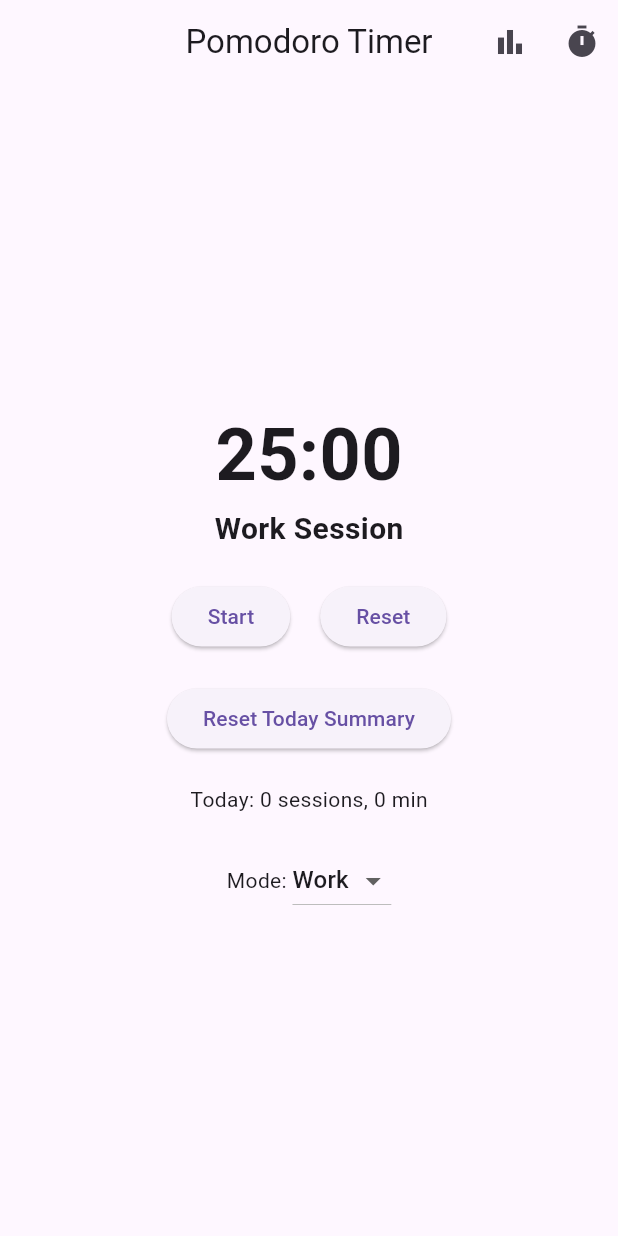
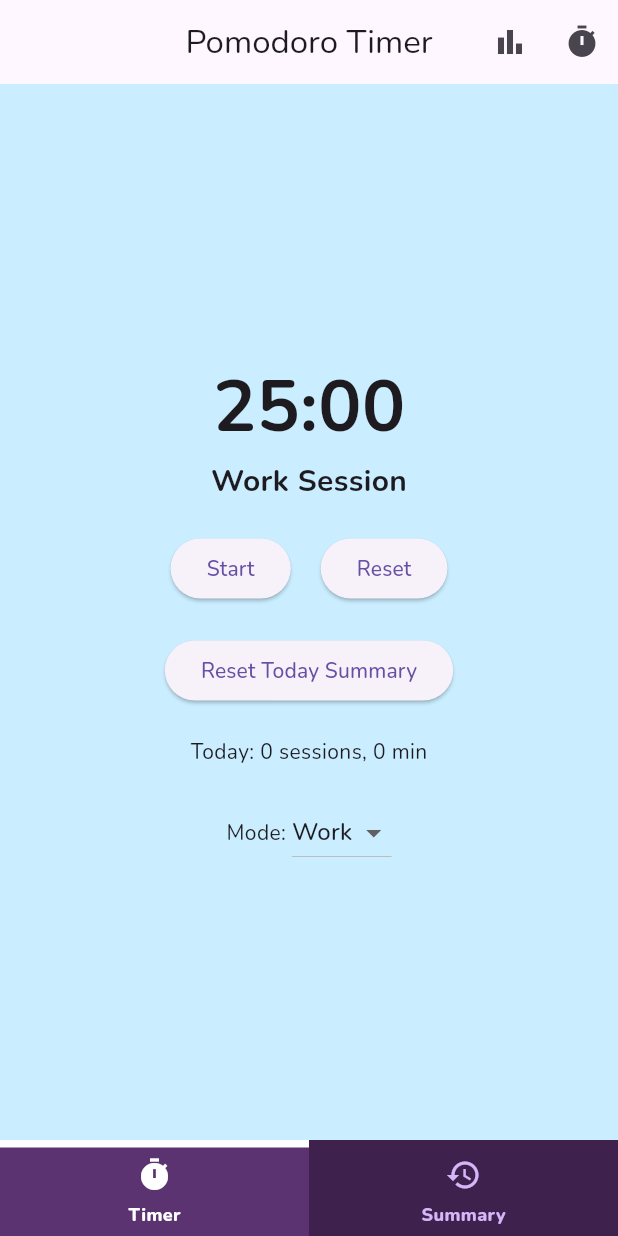
Before and after one commit to lazuardi-kipidapp/pomodoro_timer, a Flutter app: the screen it shows after launch, on a phone screen of 412 x 824 dp. Run offline on Flutter 3.47's test engine with Material 3 defaults, Android fonts, the phone set to English and light mode, and no system bars; our stand-ins replace awesome_notifications, flutter_local_notifications, shared_preferences.

Commit message:
adding ripple animation on navbottom

```diff
--- a/lib/main.dart
+++ b/lib/main.dart
@@ -1,10 +1,12 @@
 import 'package:awesome_notifications/awesome_notifications.dart';
 import 'package:flutter/material.dart';
+import 'package:pomodoro_timer/screens/main_screen.dart';
 import 'package:pomodoro_timer/screens/timer_screen.dart';
 import 'package:pomodoro_timer/screens/summary_screen.dart';
 import 'package:pomodoro_timer/controllers/summary_controller.dart';
 import 'package:flutter_local_notifications/flutter_local_notifications.dart';
 import 'package:pomodoro_timer/services/notification_service.dart';
+import 'package:pomodoro_timer/utils/custom_colors.dart';
 
 final FlutterLocalNotificationsPlugin flutterLocalNotificationsPlugin =
     FlutterLocalNotificationsPlugin();
@@ -46,11 +48,19 @@ class PomodoroTimerApp extends StatelessWidget {
   Widget build(BuildContext context) {
     return MaterialApp(
       debugShowCheckedModeBanner: false,
-      theme: ThemeData(primarySwatch: Colors.blue),
-      home: TimerScreen(),
-      routes: {
-        '/summary': (context) => const SummaryScreen(),
-      },
+      theme: ThemeData(
+        scaffoldBackgroundColor: CustomColors.backgroundBlue,
+        primarySwatch: Colors.blue,
+        fontFamily: 'Nunito',
+        textTheme: TextTheme(
+          labelMedium: TextStyle(fontSize: 22,fontWeight: FontWeight.w800),
+          labelSmall: TextStyle(fontSize: 16,fontWeight: FontWeight.w700),
+          displayLarge: TextStyle(fontSize: 48,fontWeight: FontWeight.w700),
+          displayMedium: TextStyle(fontSize: 36,fontWeight: FontWeight.w700),
+          displaySmall: TextStyle(fontSize: 22,fontWeight: FontWeight.w700),
+        ),
+      ),
+      home: MainScreen(),
     );
   }
 }
--- /dev/null
+++ b/lib/screens/main_screen.dart
@@ -0,0 +1,124 @@
+import 'package:flutter/material.dart';
+import 'package:pomodoro_timer/screens/timer_screen.dart';
+import 'package:pomodoro_timer/screens/summary_screen.dart';
+import 'package:pomodoro_timer/utils/custom_colors.dart';
+
+class MainScreen extends StatefulWidget {
+  const MainScreen({super.key});
+
+  @override
+  _MainScreenState createState() => _MainScreenState();
+}
+
+class _MainScreenState extends State<MainScreen> {
+  int _selectedIndex = 0;
+
+  static const List<Widget> _widgetOptions = <Widget>[
+    TimerScreen(),
+    SummaryScreen(),
+  ];
+
+  void _onItemTapped(int index) {
+    setState(() {
+      _selectedIndex = index;
+    });
+  }
+
+  Widget _buildNavItem({
+  required IconData icon,
+  required int index,
+  required String label,
+}) {
+  return Material(
+    color: Colors.transparent, // Biar warna navbar tetap sesuai
+    child: Ink(
+      color: _selectedIndex == index
+          ? CustomColors.navbarSelectedBG
+          : CustomColors.navbarUnselectedBG, // Pastikan warna ada
+      child: InkWell(
+        onTap: () => _onItemTapped(index),
+        splashColor: Colors.white10, // Efek ripple
+        highlightColor: Colors.transparent, // Efek highlight
+        splashFactory: InkRipple.splashFactory, // Efek lebih smooth
+        child: Container(
+          height: 64,
+          child: Column(
+            mainAxisSize: MainAxisSize.min,
+            children: [
+              // Highlight di atas tombol
+              Container(
+                height: 5,
+                width: double.infinity,
+                color: _selectedIndex == index
+                    ? CustomColors.navbarSelectedHighlight
+                    : CustomColors.navbarUnselectedHighlight,
+              ),
+              // Ikon dengan padding
+              Padding(
+                padding: EdgeInsets.all(4),
+                child: SizedBox(
+                  width: 28,
+                  height: 28,
+                  child: Icon(
+                    icon,
+                    size: 24,
+                    color: _selectedIndex == index
+                        ? CustomColors.navbarSelectedLabel
+                        : CustomColors.navbarUnselectedLabel,
+                  ),
+                ),
+              ),
+              // Label teks
+              Text(
+                label,
+                style: TextStyle(
+                  fontSize: 12,
+                  fontWeight: FontWeight.w800,
+                  color: _selectedIndex == index
+                      ? CustomColors.navbarSelectedLabel
+                      : CustomColors.navbarUnselectedLabel,
+                ),
+              ),
+              // Spacer agar ada padding bawah
+              SizedBox(height: 5),
+            ],
+          ),
+        ),
+      ),
+    ),
+  );
+}
+
+
+  @override
+  Widget build(BuildContext context) {
+    return Scaffold(
+      body: Center(
+        child: _widgetOptions.elementAt(_selectedIndex),
+      ),
+      bottomNavigationBar: Container(
+        color: Colors.transparent,
+        child: Row(
+          mainAxisSize: MainAxisSize.max,
+          mainAxisAlignment: MainAxisAlignment.spaceAround,
+          children: [
+            Expanded(
+              child: _buildNavItem(
+                icon: Icons.timer,
+                index: 0,
+                label: 'Timer',
+              ),
+            ),
+            Expanded(
+              child: _buildNavItem(
+                icon: Icons.history,
+                index: 1,
+                label: 'Summary',
+              ),
+            ),
+          ],
+        ),
+      ),
+    );
+  }
+}
--- a/lib/utils/custom_colors.dart
+++ b/lib/utils/custom_colors.dart
@@ -24,8 +24,8 @@ class CustomColors {
   static const Color strokeBlue = CustomColors.darkBlue100;
 
   // Navbars
-  static const Color navbarSelectedBG = CustomColors.lightPurple100;
-  static const Color navbarSelectedLabel = Colors.black;
+  static const Color navbarSelectedBG = CustomColors.darkPurple100;
+  static const Color navbarSelectedLabel = Colors.white;
   static const Color navbarSelectedHighlight = Colors.white;
   static const Color navbarUnselectedBG = CustomColors.darkPurple200;
   static const Color navbarUnselectedLabel = CustomColors.lightPurple100;
--- a/pubspec.yaml
+++ b/pubspec.yaml
@@ -78,7 +78,10 @@ flutter:
   # "family" key with the font family name, and a "fonts" key with a
   # list giving the asset and other descriptors for the font. For
   # example:
-  # fonts:
+  fonts:
+    - family: Nunito
+      fonts:
+        - asset: assets/fonts/Nunito.ttf
   #   - family: Schyler
   #     fonts:
   #       - asset: fonts/Schyler-Regular.ttf
```
Also changed, not shown: assets/fonts/Nunito.ttf (added).
